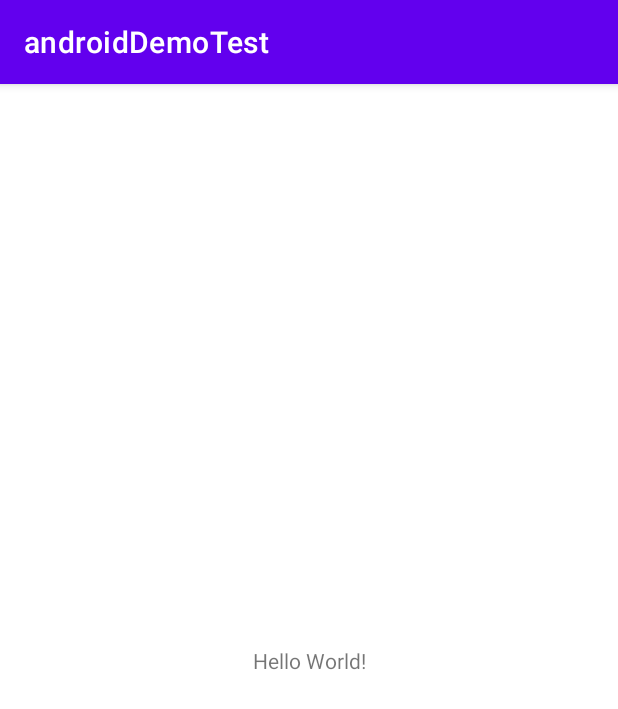
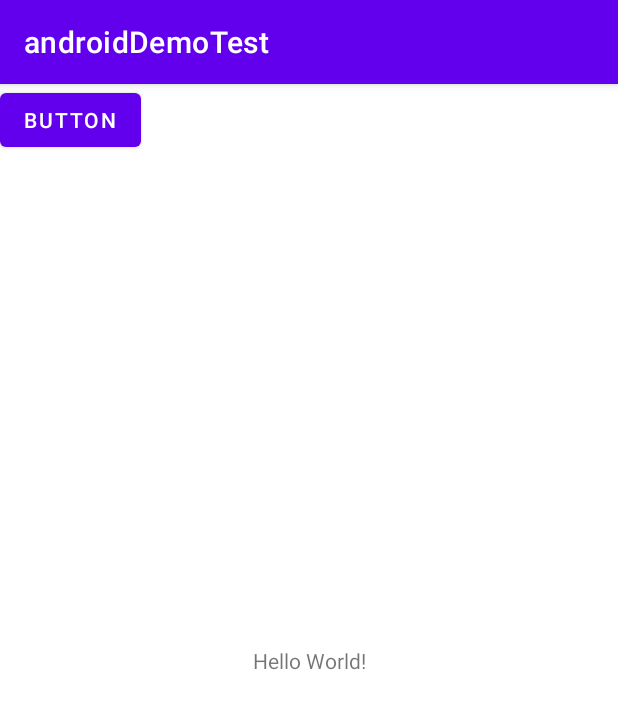
Before and after one commit to GitHubIDZJP/androidDemoTest, an Android app: the screen it shows after launch (MainActivity), on a phone screen of 412 x 824 dp. Shown: the top 709 px of the screen. Run offline under Robolectric (Android 15) with nearby library versions, the phone set to English and light mode, and no system bars.

Commit message:
提交代码01

```diff
--- a/app/src/main/res/layout/activity_main.xml
+++ b/app/src/main/res/layout/activity_main.xml
@@ -1,5 +1,6 @@
 <?xml version="1.0" encoding="utf-8"?>
-<androidx.constraintlayout.widget.ConstraintLayout xmlns:android="http://schemas.android.com/apk/res/android"
+<androidx.constraintlayout.widget.ConstraintLayout
+    xmlns:android="http://schemas.android.com/apk/res/android"
     xmlns:app="http://schemas.android.com/apk/res-auto"
     xmlns:tools="http://schemas.android.com/tools"
     android:layout_width="match_parent"
@@ -15,4 +16,11 @@
         app:layout_constraintRight_toRightOf="parent"
         app:layout_constraintTop_toTopOf="parent" />
 
+    <Button
+        android:id="@+id/button"
+        android:layout_width="wrap_content"
+        android:layout_height="wrap_content"
+        android:text="Button"
+        tools:ignore="MissingConstraints" />
+
 </androidx.constraintlayout.widget.ConstraintLayout>
```
